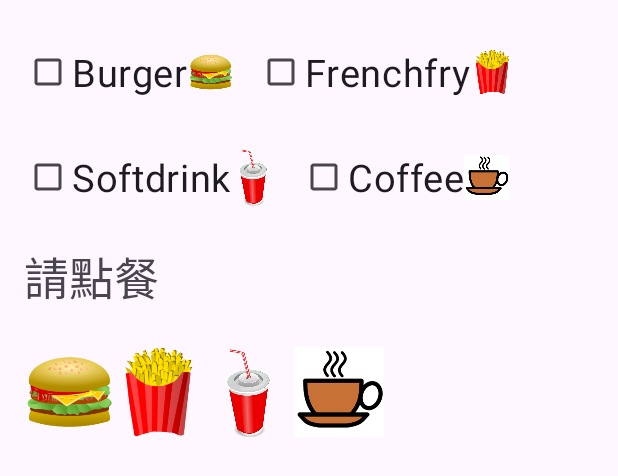
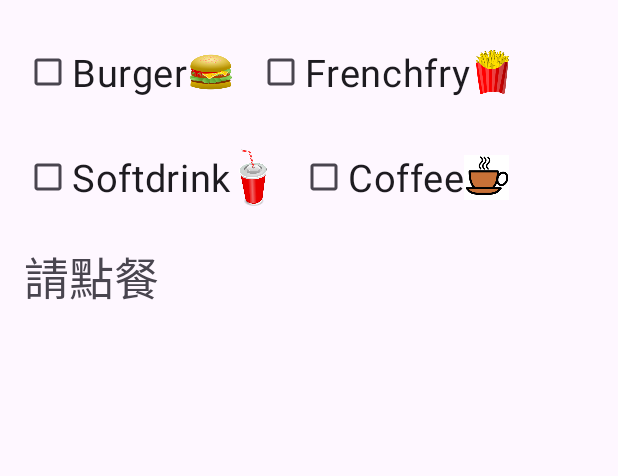
Before and after one commit to A111221030/112AndroidHW, an Android app: the layout activity_main.xml on its own in the app's theme, with its tools: preview values and no code run, on a phone screen of 412 x 824 dp. Shown: the top 476 px of the screen. Run offline under Robolectric (Android 15) with nearby library versions, the phone set to English and light mode, and no system bars.

Commit message:
Update activity_main.xml

```diff
--- a/CheckBox_hw/app/src/main/res/layout/activity_main.xml
+++ b/CheckBox_hw/app/src/main/res/layout/activity_main.xml
@@ -151,7 +151,8 @@
             android:layout_weight="1"
             app:srcCompat="@mipmap/burger"
             tools:layout_editor_absoluteX="16dp"
-            tools:layout_editor_absoluteY="197dp" />
+            tools:layout_editor_absoluteY="197dp"
+            tools:visibility="gone"/>
 
         <ImageView
             android:id="@+id/output2"
@@ -160,7 +161,8 @@
             android:layout_weight="1"
             app:srcCompat="@mipmap/frenchfry"
             tools:layout_editor_absoluteX="76dp"
-            tools:layout_editor_absoluteY="197dp" />
+            tools:layout_editor_absoluteY="197dp"
+            tools:visibility="gone"/>
 
         <ImageView
             android:id="@+id/output3"
@@ -169,7 +171,8 @@
             android:layout_weight="1"
             app:srcCompat="@mipmap/softdrink"
             tools:layout_editor_absoluteX="136dp"
-            tools:layout_editor_absoluteY="197dp" />
+            tools:layout_editor_absoluteY="197dp"
+            tools:visibility="gone"/>
 
         <ImageView
             android:id="@+id/output4"
@@ -178,7 +181,8 @@
             android:layout_weight="1"
             app:srcCompat="@mipmap/coffee"
             tools:layout_editor_absoluteX="196dp"
-            tools:layout_editor_absoluteY="197dp" />
+            tools:layout_editor_absoluteY="197dp"
+            tools:visibility="gone"/>
     </LinearLayout>
 
 </androidx.constraintlayout.widget.ConstraintLayout>
```
